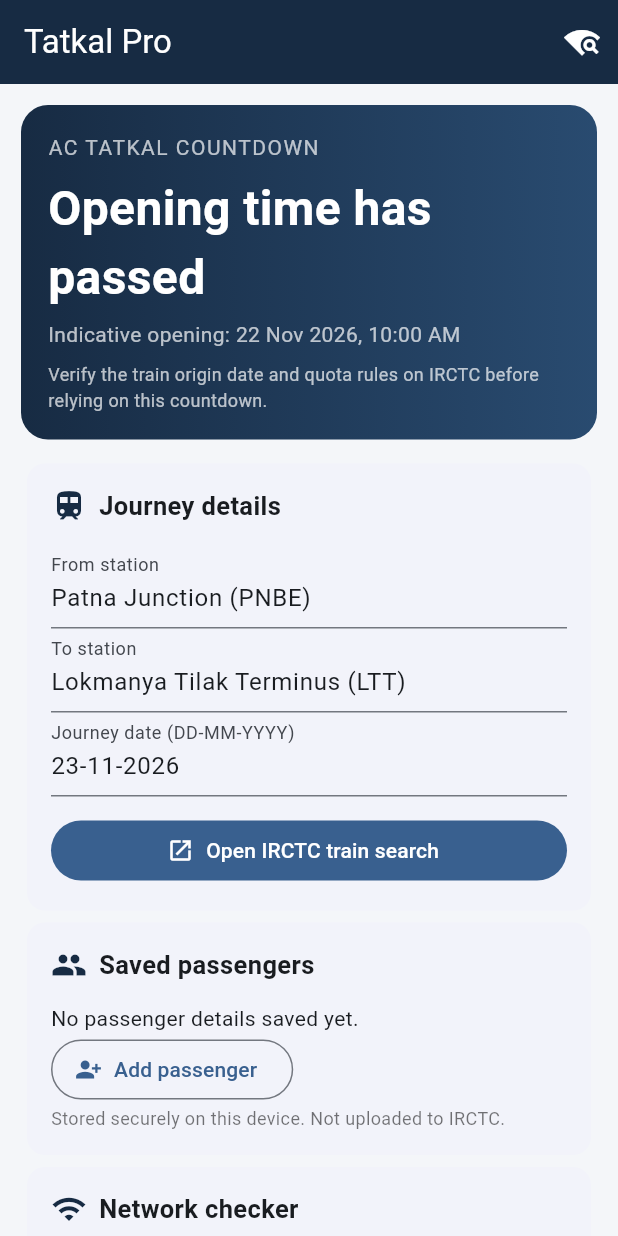
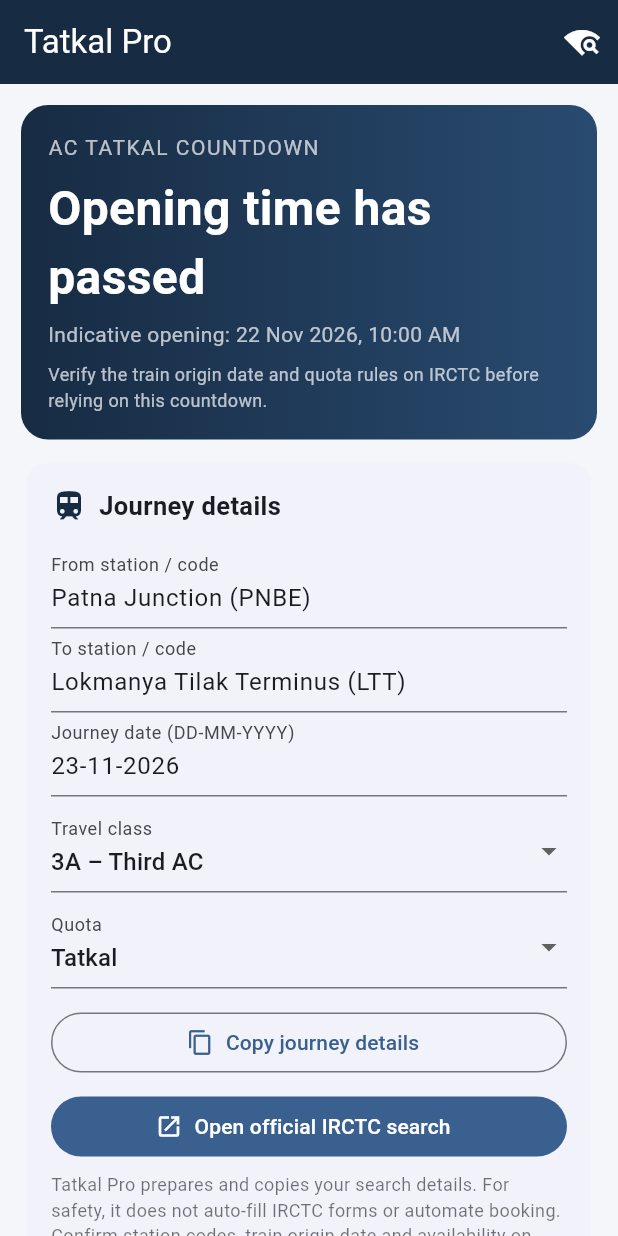
Before and after one commit to vermasingh795-cpu/tatkal-pro, a Flutter app: the screen it shows after launch, on a phone screen of 412 x 824 dp. Run offline on Flutter 3.47's test engine with Material 3 defaults, Android fonts, the phone set to English and light mode, and no system bars; our stand-ins replace connectivity_plus, flutter_secure_storage; network calls fail.

Commit message:
Add files via upload

```diff
--- a/lib/main.dart
+++ b/lib/main.dart
@@ -3,6 +3,7 @@ import 'dart:convert';
 
 import 'package:connectivity_plus/connectivity_plus.dart';
 import 'package:flutter/material.dart';
+import 'package:flutter/services.dart';
 import 'package:flutter_secure_storage/flutter_secure_storage.dart';
 import 'package:http/http.dart' as http;
 import 'package:intl/intl.dart';
@@ -100,6 +101,8 @@ class _HomePageState extends State<HomePage> {
   bool _checkingNetwork = false;
   String _networkDetail = 'Please wait';
   String _pnrMessage = 'Enter a PNR to open the official enquiry page.';
+  String _travelClass = '3A';
+  String _quota = 'Tatkal';
 
   static const _irctcSearch = 'https://www.irctc.co.in/nget/train-search';
   static const _pnrUrl = 'https://www.indianrail.gov.in/enquiry/PNR/PnrEnquiry.html?locale=en';
@@ -174,6 +177,25 @@ class _HomePageState extends State<HomePage> {
     if (!await launchUrl(uri, mode: LaunchMode.externalApplication) && mounted) {
       ScaffoldMessenger.of(context).showSnackBar(
         const SnackBar(content: Text('Could not open the link.')),
+      );
+    }
+  }
+
+  Future<void> _copyJourneyDetails() async {
+    final details = [
+      'From: ${_from.text.trim()}',
+      'To: ${_to.text.trim()}',
+      'Journey date: ${_date.text.trim()}',
+      'Class: $_travelClass',
+      'Quota: $_quota',
+      'Passengers saved in Tatkal Pro: ${_passengers.length}',
+      '',
+      'Please verify all details on the official IRCTC website before booking.'
+    ].join('\\n');
+    await Clipboard.setData(ClipboardData(text: details));
+    if (mounted) {
+      ScaffoldMessenger.of(context).showSnackBar(
+        const SnackBar(content: Text('Journey details copied. Paste/check them on IRCTC.')),
       );
     }
   }
@@ -317,13 +339,48 @@ class _HomePageState extends State<HomePage> {
           ),
           const SizedBox(height: 12),
           _section('Journey details', Icons.train, Column(children: [
-            TextField(controller: _from, decoration: const InputDecoration(labelText: 'From station')),
-            TextField(controller: _to, decoration: const InputDecoration(labelText: 'To station')),
+            TextField(controller: _from, textCapitalization: TextCapitalization.characters,
+              decoration: const InputDecoration(labelText: 'From station / code')),
+            TextField(controller: _to, textCapitalization: TextCapitalization.characters,
+              decoration: const InputDecoration(labelText: 'To station / code')),
             TextField(controller: _date, decoration: const InputDecoration(labelText: 'Journey date (DD-MM-YYYY)')),
+            const SizedBox(height: 8),
+            DropdownButtonFormField<String>(
+              value: _travelClass,
+              decoration: const InputDecoration(labelText: 'Travel class'),
+              items: const [
+                DropdownMenuItem(value: '1A', child: Text('1A – First AC')),
+                DropdownMenuItem(value: '2A', child: Text('2A – Second AC')),
+                DropdownMenuItem(value: '3A', child: Text('3A – Third AC')),
+                DropdownMenuItem(value: 'SL', child: Text('SL – Sleeper')),
+                DropdownMenuItem(value: 'CC', child: Text('CC – Chair Car')),
+              ],
+              onChanged: (v) => setState(() => _travelClass = v ?? '3A'),
+            ),
+            const SizedBox(height: 8),
+            DropdownButtonFormField<String>(
+              value: _quota,
+              decoration: const InputDecoration(labelText: 'Quota'),
+              items: const [
+                DropdownMenuItem(value: 'Tatkal', child: Text('Tatkal')),
+                DropdownMenuItem(value: 'General', child: Text('General')),
+                DropdownMenuItem(value: 'Premium Tatkal', child: Text('Premium Tatkal')),
+              ],
+              onChanged: (v) => setState(() => _quota = v ?? 'Tatkal'),
+            ),
             const SizedBox(height: 12),
+            SizedBox(width: double.infinity, child: OutlinedButton.icon(
+              onPressed: _copyJourneyDetails,
+              icon: const Icon(Icons.copy), label: const Text('Copy journey details'))),
+            const SizedBox(height: 8),
             SizedBox(width: double.infinity, child: FilledButton.icon(
               onPressed: () => _openUrl(_irctcSearch),
-              icon: const Icon(Icons.open_in_new), label: const Text('Open IRCTC train search'))),
+              icon: const Icon(Icons.open_in_new), label: const Text('Open official IRCTC search'))),
+            const SizedBox(height: 6),
+            const Text(
+              'Tatkal Pro prepares and copies your search details. For safety, it does not auto-fill IRCTC forms or automate booking. Confirm station codes, train origin date and availability on IRCTC.',
+              style: TextStyle(fontSize: 12, color: Colors.black54),
+            ),
           ])),
           _section('Saved passengers', Icons.people, Column(
             crossAxisAlignment: CrossAxisAlignment.start,
```
Also changed, not shown: 1 other file.
